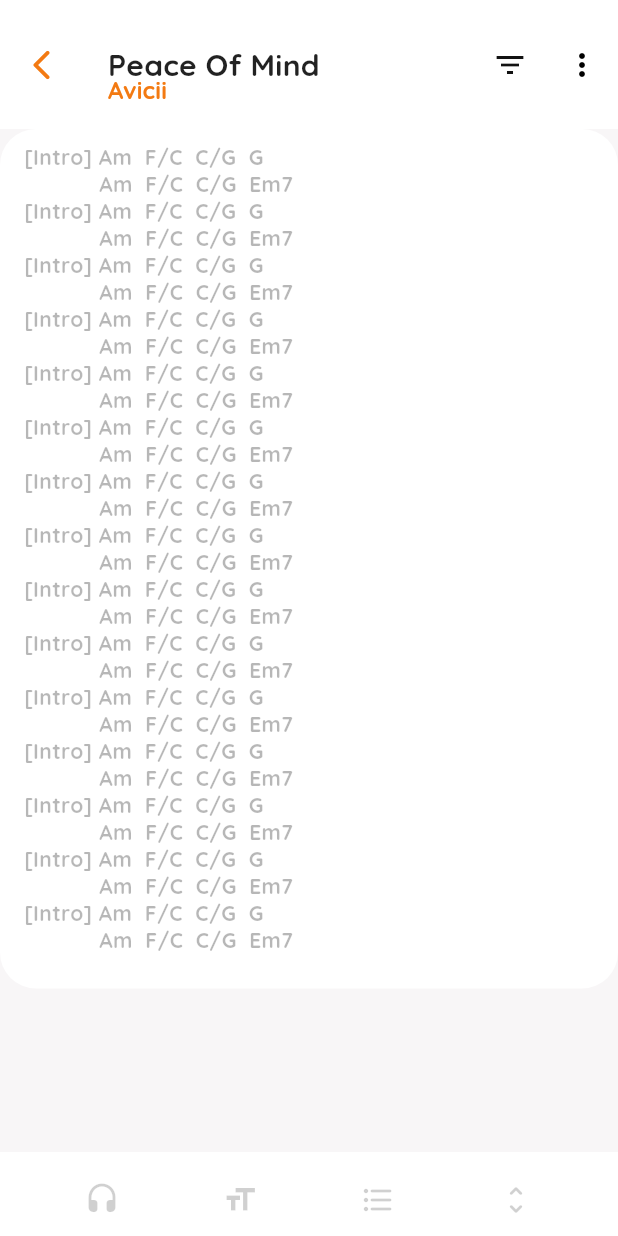
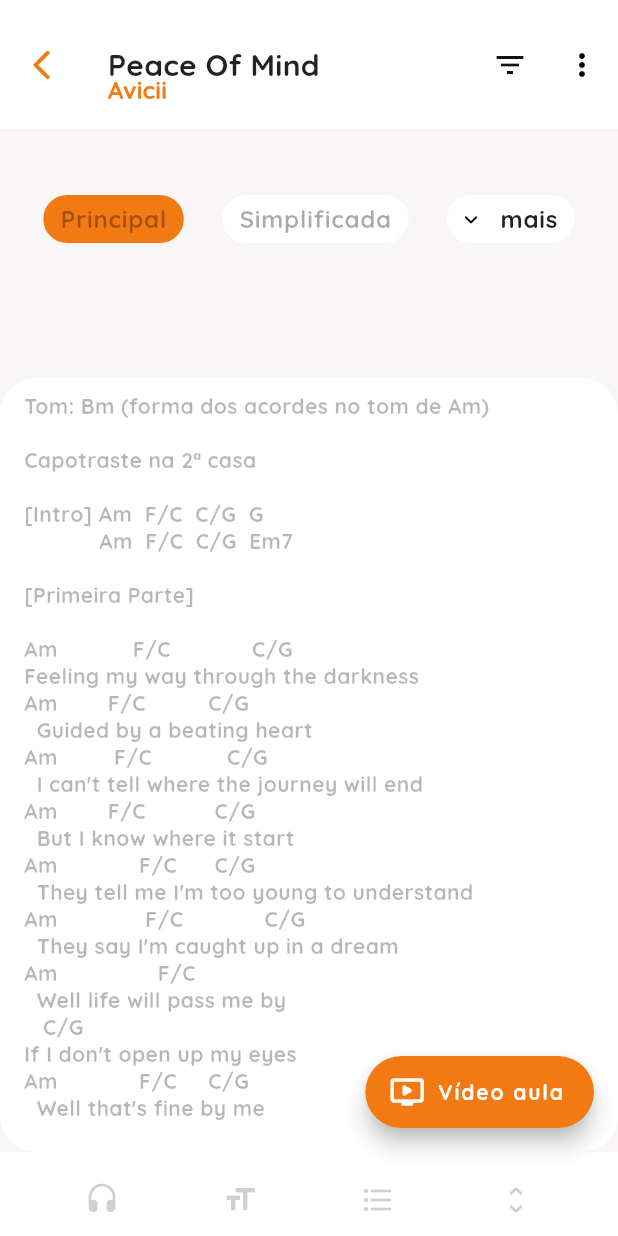
Before and after one commit to Gabriellro/crifra_club_app_redesign, a Flutter app: the SongPage screen opened by its route, on a phone screen of 412 x 824 dp. Run offline on Flutter 3.47's test engine with Material 2 defaults, Android fonts, the phone set to English and light mode, and no system bars; our stand-ins replace carousel_slider, firebase_core, flutter_svg, google_fonts, google_sign_in, shared_preferences; accounts and stored records are empty.

Commit message:
song_page add functions

```diff
--- a/lib/src/modules/_export_modules.dart
+++ b/lib/src/modules/_export_modules.dart
@@ -6,4 +6,4 @@
 export 'settings/settings_page.dart';
 export 'singer/singer_page.dart';
 export 'splash/splash_page.dart';
-export 'song/songpage.dart';
+export 'song/song_page.dart';
--- a/lib/src/modules/song/songpage.dart
+++ b/lib/src/modules/song/song_page.dart
@@ -1,3 +1,4 @@
+import 'package:crifra_club_app_redesign/src/shared/theme/app_colors.dart';
 import 'package:flutter/material.dart';
 import 'package:crifra_club_app_redesign/src/shared/theme/theme.dart';
 import 'package:crifra_club_app_redesign/src/shared/data/data.dart';
@@ -21,6 +22,8 @@
   bool _showFilterSettings = false;
   bool _showTextSize = false;
   bool _showAutoScrolling = false;
+  bool _showTypeCipher = true;
+  double _lyricssize = 516.0;
 
   RangeValues _rangeSliderDiscreteValues = const RangeValues(0, 0);
 
@@ -33,21 +36,20 @@
         child: Row(
           mainAxisAlignment: MainAxisAlignment.spaceAround,
           children: [
-            IconButton(
-              onPressed: () {},
-              icon: Icon(
-                Icons.close_rounded,
-                color: Theme.of(context).iconTheme.color,
-              ),
-            ),
             SvgPicture.asset(
               AppImages.icTurtle,
-              color: Theme.of(context).iconTheme.color!.withOpacity(0.2),
+              color: _rangeSliderDiscreteValues.start == -2
+                  ? Theme.of(context).primaryColor
+                  : _rangeSliderDiscreteValues.start == -1
+                      ? Theme.of(context).primaryColor.withOpacity(0.5)
+                      : Theme.of(context).iconTheme.color!.withOpacity(0.2),
             ),
             RangeSlider(
               activeColor: Theme.of(context).primaryColor,
               inactiveColor: Theme.of(context).cardColor,
-              values: _rangeSliderDiscreteValues,
+              values: _rangeSliderDiscreteValues.start < 0
+                  ? RangeValues(_rangeSliderDiscreteValues.start, 0)
+                  : RangeValues(0, _rangeSliderDiscreteValues.end),
               min: _rangeSliderDiscreteValues.end < 0 ? 0 : -2,
               max: _rangeSliderDiscreteValues.start > 0 ? 0 : 2,
               divisions: 4,
@@ -59,7 +61,11 @@
             ),
             SvgPicture.asset(
               AppImages.icRabbit,
-              color: Theme.of(context).iconTheme.color!.withOpacity(0.2),
+              color: _rangeSliderDiscreteValues.end == 2
+                  ? Theme.of(context).primaryColor
+                  : _rangeSliderDiscreteValues.end == 1
+                      ? Theme.of(context).primaryColor.withOpacity(0.5)
+                      : Theme.of(context).iconTheme.color!.withOpacity(0.2),
             ),
             IconButton(
               onPressed: () {},
@@ -90,7 +96,9 @@
             RangeSlider(
               activeColor: Theme.of(context).primaryColor,
               inactiveColor: Theme.of(context).cardColor,
-              values: _rangeSliderDiscreteValues,
+              values: _rangeSliderDiscreteValues.start < 0
+                  ? RangeValues(_rangeSliderDiscreteValues.start, 0)
+                  : RangeValues(0, _rangeSliderDiscreteValues.end),
               min: _rangeSliderDiscreteValues.end < 0 ? 0 : -2,
               max: _rangeSliderDiscreteValues.start > 0 ? 0 : 2,
               divisions: 4,
@@ -107,6 +115,51 @@
                 color: Theme.of(context).iconTheme.color,
               ),
             ),
+          ],
+        ),
+      ),
+    );
+    final _filterSettings = Visibility(
+      visible: _showFilterSettings,
+      child: Padding(
+        padding: const EdgeInsets.symmetric(horizontal: 16),
+        child: Column(
+          children: [
+            Container(
+              height: 400,
+              child:
+                  SetSettingsWidget(setSettingsModels: setSettingsModelscipher),
+            ),
+            Row(
+              mainAxisAlignment: MainAxisAlignment.end,
+              children: [
+                Text(
+                  "Personalizar atalhos",
+                  style: Theme.of(context).textTheme.subtitle1,
+                ),
+                SizedBox(width: 20),
+                CircleAvatar(
+                  backgroundColor: Theme.of(context).cardColor,
+                  child: IconButton(
+                    onPressed: () {},
+                    icon: Icon(
+                      Icons.edit_rounded,
+                      color: Theme.of(context).iconTheme.color,
+                    ),
+                  ),
+                ),
+              ],
+            ),
+            SizedBox(height: 12),
+            Container(
+              height: 5,
+              width: 50,
+              decoration: BoxDecoration(
+                borderRadius: BorderRadius.circular(100),
+                color: Theme.of(context).iconTheme.color!.withOpacity(0.2),
+              ),
+            ),
+            SizedBox(height: 12),
           ],
         ),
       ),
@@ -149,6 +202,9 @@
                 _showFilterSettings = !_showFilterSettings;
                 _showAutoScrolling = false;
                 _showTextSize = false;
+                _showFilterSettings == true
+                    ? _lyricssize = 516 - 470
+                    : _lyricssize = 516;
               },
             ),
           ),
@@ -180,64 +236,51 @@
           ),
         ],
       ),
-      body: SingleChildScrollView(
-        physics: BouncingScrollPhysics(),
-        child: Column(
+      body: Column(
         mainAxisAlignment: MainAxisAlignment.spaceBetween,
         children: [
+          _filterSettings,
           Visibility(
-              visible: _showFilterSettings,
+            visible: _showTypeCipher,
             child: Padding(
               padding: const EdgeInsets.symmetric(horizontal: 16),
-                child: Column(
+              child: Row(
+                mainAxisAlignment: MainAxisAlignment.spaceAround,
                 children: [
-                    Container(
-                      height: 400,
-                      child: SetSettingsWidget(
-                          setSettingsModels: setSettingsModelscipher),
+                  ChoiceChip(
+                    label: Text('Principal'),
+                    labelStyle: Theme.of(context).textTheme.bodyText1,
+                    selected: true,
+                    selectedColor: Theme.of(context).primaryColor,
+                    disabledColor: Theme.of(context).cardColor,
                   ),
-                    Row(
-                      mainAxisAlignment: MainAxisAlignment.end,
-                      children: [
-                        Text(
-                          "Personalizar atalhos",
-                          style: Theme.of(context).textTheme.subtitle1,
+                  ChoiceChip(
+                    label: Text('Simplificada'),
+                    selected: false,
+                    disabledColor: Theme.of(context).cardColor,
                   ),
-                        SizedBox(width: 20),
-                        CircleAvatar(
+                  ActionChip(
+                    avatar: Icon(Icons.keyboard_arrow_down_rounded),
+                    label: Text('mais'),
+                    onPressed: () {},
                     backgroundColor: Theme.of(context).cardColor,
-                          child: IconButton(
-                            onPressed: () {},
-                            icon: Icon(
-                              Icons.edit_rounded,
-                              color: Theme.of(context).iconTheme.color,
                   ),
-                          ),
-                        ),
-                      ],
-                    ),
-                    SizedBox(height: 12),
-                    Container(
-                      height: 5,
-                      width: 50,
-                      decoration: BoxDecoration(
-                        borderRadius: BorderRadius.circular(100),
-                        color:
-                            Theme.of(context).iconTheme.color!.withOpacity(0.2),
-                      ),
-                    ),
-                    SizedBox(height: 12),
                 ],
               ),
             ),
           ),
+          SizedBox(height: 10),
           Container(
             width: double.infinity,
-              height: 573,
+            height: _lyricssize,
             decoration: BoxDecoration(
               borderRadius: BorderRadius.circular(24),
               color: Theme.of(context).cardColor,
             ),
+            child: SingleChildScrollView(
+              physics: _showFilterSettings == true
+                  ? NeverScrollableScrollPhysics()
+                  : BouncingScrollPhysics(),
               child: Padding(
                 padding: const EdgeInsets.symmetric(
                   horizontal: 16,
@@ -247,69 +290,72 @@
                   crossAxisAlignment: CrossAxisAlignment.start,
                   children: [
                     Text(
-                      "[Intro] Am  F/C  C/G  G\n            Am  F/C  C/G  Em7",
+                      "Tom: Bm (forma dos acordes no tom de Am)\n",
                     ),
                     Text(
-                      "[Intro] Am  F/C  C/G  G\n            Am  F/C  C/G  Em7",
+                      "Capotraste na 2ª casa\n",
                     ),
                     Text(
-                      "[Intro] Am  F/C  C/G  G\n            Am  F/C  C/G  Em7",
+                      "[Intro] Am  F/C  C/G  G\n            Am  F/C  C/G  Em7\n",
                     ),
                     Text(
-                      "[Intro] Am  F/C  C/G  G\n            Am  F/C  C/G  Em7",
+                      "[Primeira Parte]\n",
+                      style: Theme.of(context).textTheme.bodyText2,
                     ),
                     Text(
-                      "[Intro] Am  F/C  C/G  G\n            Am  F/C  C/G  Em7",
+                      "Am            F/C             C/G\nFeeling my way through the darkness\nAm        F/C          C/G\n  Guided by a beating heart\nAm         F/C            C/G\n  I can't tell where the journey will end\nAm        F/C           C/G\n  But I know where it start\nAm             F/C      C/G\n  They tell me I'm too young to understand\nAm              F/C             C/G\n  They say I'm caught up in a dream\nAm                F/C          \n  Well life will pass me by \n   C/G\nIf I don't open up my eyes\nAm             F/C     C/G\n  Well that's fine by me\n",
                     ),
                     Text(
-                      "[Intro] Am  F/C  C/G  G\n            Am  F/C  C/G  Em7",
+                      "[Refrão]\n",
+                      style: Theme.of(context).textTheme.bodyText2,
                     ),
                     Text(
-                      "[Intro] Am  F/C  C/G  G\n            Am  F/C  C/G  Em7",
+                      "\n           Am      F/C      C/G\nSo wake me up when it's all over\n  G       Am   F/C     C/G\nWhen I'm wiser and I'm older\nEm7       Am         F/C       C/G        G\nAll this time I was finding myself, and I\nAm        F/C        C/G  \n  Didn't know I was lost\n    Em7    Am      F/C      C/G\nSo wake me up when it's all over\n  G       Am   F/C     C/G\nWhen I'm wiser and I'm older\nEm7       Am         F/C       C/G        G\nAll this time I was finding myself, and I\nAm        F/C        C/G  Em7\n  Didn't know I was lost\n",
                     ),
                     Text(
-                      "[Intro] Am  F/C  C/G  G\n            Am  F/C  C/G  Em7",
+                      "[Solo]\n",
+                      style: Theme.of(context).textTheme.bodyText2,
                     ),
                     Text(
-                      "[Intro] Am  F/C  C/G  G\n            Am  F/C  C/G  Em7",
+                      "Am  F/C  C/G  G\nAm  F/C  C/G  Em7\nAm  F/C  C/G  G\nAm  F/C  C/G  Em7\nAm  F/C  C/G  G\nAm  F/C  C/G  Em7\nAm  F/C  C/G  G\nAm  F/C  C/G  Em7\n",
                     ),
                     Text(
-                      "[Intro] Am  F/C  C/G  G\n            Am  F/C  C/G  Em7",
+                      "(Repetições)\n",
                     ),
                     Text(
-                      "[Intro] Am  F/C  C/G  G\n            Am  F/C  C/G  Em7",
+                      "Am         F/C          C/G\n  I tried carrying the weight of the world\nAm      F/C         C/G\n  But I only have two hands\nAm        F/C                C/G\n  Hope I get the chance to travel the world\nAm             F/C       C/G\n  But I don't have any plans\nAm            F/C             C/G\n  I wish that I could stay forever this young\nAm       F/C           C/G\n  Not afraid to close my eyes\nAm          F/C          C/G\n  Life's a game made for everyone\nAm     F/C             C/G\n  And love is the prize\n",
                     ),
                     Text(
-                      "[Intro] Am  F/C  C/G  G\n            Am  F/C  C/G  Em7",
+                      "[Refrão]\n",
                     ),
                     Text(
-                      "[Intro] Am  F/C  C/G  G\n            Am  F/C  C/G  Em7",
+                      "           Am      F/C      C/G\nSo wake me up when it's all over\n  G       Am   F/C     C/G\nWhen I'm wiser and I'm older\nEm7       Am         F/C       C/G        G\nAll this time I was finding myself, and I\nAm        F/C        C/G  \n  Didn't know I was lost\n    Em7    Am      F/C      C/G\nSo wake me up when it's all over\n  G       Am   F/C     C/G\nWhen I'm wiser and I'm older\nEm7       Am         F/C       C/G        G\nAll this time I was finding myself, and I\nAm        F/C        C/G  Em7\n  Didn't know I was lost\nAm           F/C       C/G  G\n  I didn't know I was lost\nAm           F/C       C/G  Em7\n  I didn't know I was lost\nAm           F/C       C/G   G\n  I didn't know I was lost\nAm           F/C  C/G  Em7\n  I didn't know\n",
                     ),
                     Text(
-                      "[Intro] Am  F/C  C/G  G\n            Am  F/C  C/G  Em7",
-                    ),
-                    Text(
-                      "[Intro] Am  F/C  C/G  G\n            Am  F/C  C/G  Em7",
+                      "[Solo] Am  F/C  C/G  G\n           Am  F/C  C/G  Em\n           Am  F/C  C/G  G\n           Am  F/C  C/G  Em7  Am",
                     ),
                   ],
                 ),
               ),
             ),
+          ),
         ],
       ),
+      floatingActionButton: FloatingActionButton.extended(
+        backgroundColor: Theme.of(context).primaryColor,
+        icon: Icon(
+          Icons.ondemand_video_rounded,
+          color: Theme.of(context).primaryIconTheme.color,
         ),
-      // floatingActionButton: FloatingActionButton.extended(
-      //   backgroundColor: Theme.of(context).primaryColor,
-      //   icon: Icon(
-      //     Icons.ondemand_video_rounded,
-      //     color: Theme.of(context).iconTheme.color,
-      //   ),
-      //   label: Text(
-      //     "Vídeo aula",
-      //     style: Theme.of(context).textTheme.button,
-      //   ),
-      //   onPressed: () {},
-      // ),
+        label: Text(
+          "Vídeo aula",
+          style: Theme.of(context)
+              .textTheme
+              .button!
+              .copyWith(color: AppColors.white),
+        ),
+        onPressed: () {},
+      ),
       bottomNavigationBar: Container(
         height: _showAutoScrolling || _showTextSize == true ? 56 + 56 : 56,
         color: Theme.of(context).backgroundColor,
@@ -342,6 +388,9 @@
                       _showFilterSettings = false;
                       _showAutoScrolling = false;
                       _showTextSize = !_showTextSize;
+                      _showTextSize == true
+                          ? _lyricssize = 516 - 56
+                          : _lyricssize = 516;
                     },
                   ),
                 ),
@@ -363,8 +412,11 @@
                   onPressed: () => setState(
                     () {
                       _showFilterSettings = false;
-                      _showAutoScrolling = !_showFilterSettings;
+                      _showAutoScrolling = !_showAutoScrolling;
                       _showTextSize = false;
+                      _showAutoScrolling == true
+                          ? _lyricssize = 516 - 56
+                          : _lyricssize = 516;
                     },
                   ),
                 ),
```
Lines whose indentation alone changed are shown as unchanged.
